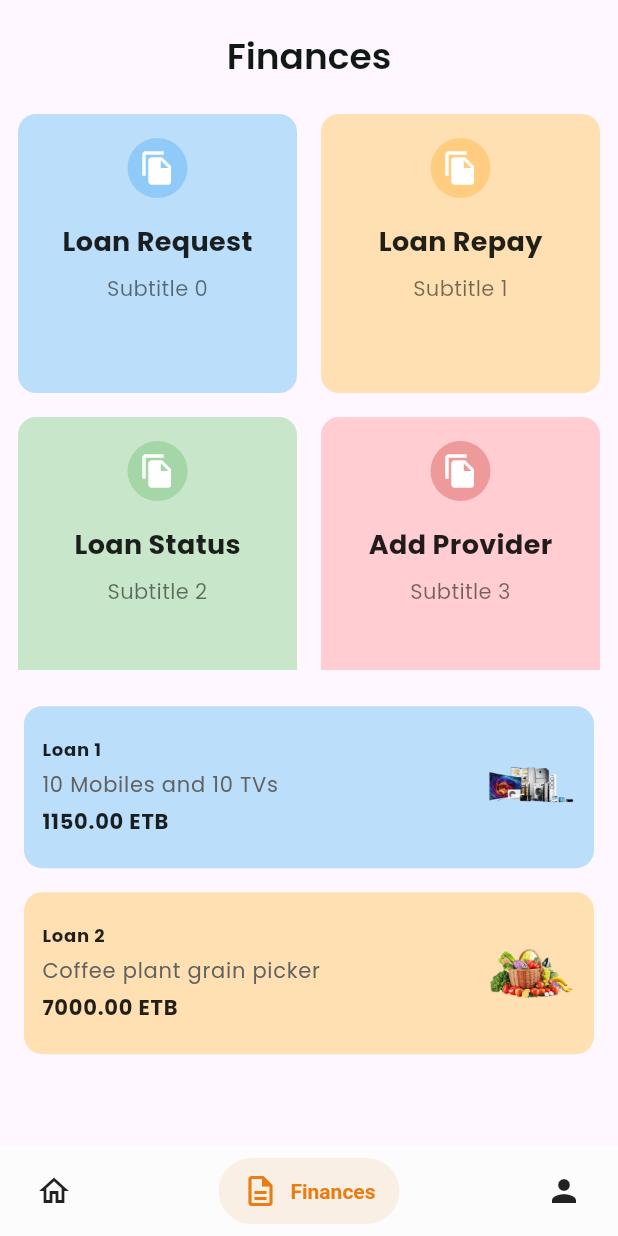
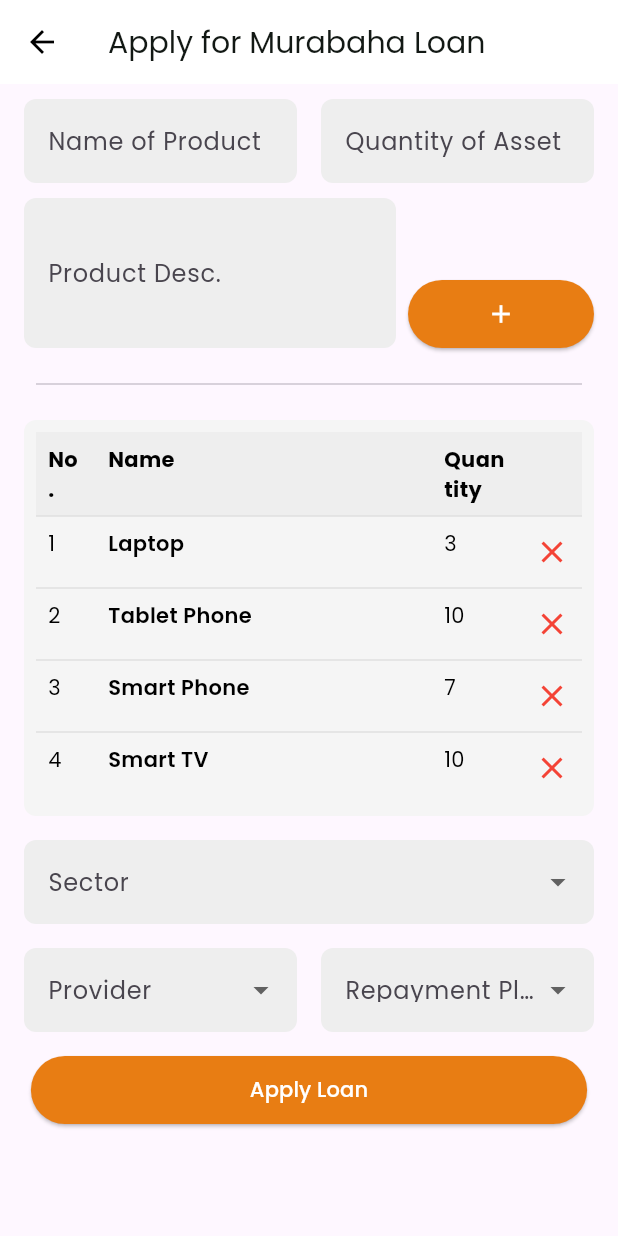
Before and after one commit to AbdulsemedM/Is-Fin, a Flutter app: the DashboardPage screen opened directly, item 2 of the bottom bar chosen, after a tap on "Loan Request", on a phone screen of 412 x 824 dp. Run offline on Flutter 3.47's test engine with Material 3 defaults, Android fonts, the phone set to English and light mode, and no system bars; drawn by our look-alikes of salomon_bottom_bar; our stand-ins replace custom_sliding_segmented_control.

Commit message:
loan application page

```diff
--- a/lib/features/finances/presentation/screens/finances_screen.dart
+++ b/lib/features/finances/presentation/screens/finances_screen.dart
@@ -2,6 +2,7 @@ import 'package:flutter/material.dart';
 import 'package:ifb_loan/app/utils/app_theme.dart';
 import 'package:ifb_loan/features/finances/presentation/widgets/finances_widget.dart';
 import 'package:ifb_loan/features/finances/presentation/widgets/loan_display_card.dart';
+import 'package:ifb_loan/features/murabaha_loan_application/presentation/screen/loan_application_screen.dart';
 
 class FinancesScreen extends StatefulWidget {
   const FinancesScreen({super.key});
@@ -64,7 +65,15 @@ class _FinancesScreenState extends State<FinancesScreen> {
                           : index == 2
                               ? Colors.green.shade100
                               : Colors.red.shade100,
-                  onTap: () {},
+                  onTap: () {
+                    if (index == 0) {
+                      Navigator.push(
+                          context,
+                          MaterialPageRoute(
+                              builder: (context) =>
+                                  const LoanApplicationScreen()));
+                    }
+                  },
                 );
               },
             ),
--- /dev/null
+++ b/lib/features/murabaha_loan_application/presentation/screen/loan_application_screen.dart
@@ -0,0 +1,282 @@
+import 'package:flutter/material.dart';
+import 'package:ifb_loan/app/app_button.dart';
+import 'package:ifb_loan/app/utils/app_colors.dart';
+import 'package:ifb_loan/app/utils/app_theme.dart';
+import 'package:ifb_loan/features/murabaha_loan_application/presentation/widgets/table_item_widget.dart';
+
+class LoanApplicationScreen extends StatefulWidget {
+  const LoanApplicationScreen({super.key});
+
+  @override
+  State<LoanApplicationScreen> createState() => _LoanApplicationScreenState();
+}
+
+class _LoanApplicationScreenState extends State<LoanApplicationScreen> {
+  var loading = false;
+  @override
+  Widget build(BuildContext context) {
+    return Scaffold(
+      appBar: AppBar(
+        title: Text(
+          "Apply for Murabaha Loan",
+          style: Theme.of(context).textTheme.displaySmall,
+        ),
+      ),
+      body: SingleChildScrollView(
+        child: Padding(
+          padding: const EdgeInsets.symmetric(horizontal: 16.0),
+          child: Column(
+            children: [
+              SizedBox(height: 10),
+              Row(
+                children: [
+                  Expanded(
+                    child: TextFormField(
+                      decoration: InputDecoration(
+                        labelText: 'Name of Product',
+                        filled: true,
+                        fillColor: Colors.grey[200],
+                        border: OutlineInputBorder(
+                          borderRadius: BorderRadius.circular(8.0),
+                          borderSide: BorderSide.none,
+                        ),
+                      ),
+                    ),
+                  ),
+                  const SizedBox(width: 16),
+                  Expanded(
+                    child: TextFormField(
+                      decoration: InputDecoration(
+                        labelText: 'Quantity of Asset',
+                        filled: true,
+                        fillColor: Colors.grey[200],
+                        border: OutlineInputBorder(
+                          borderRadius: BorderRadius.circular(8.0),
+                          borderSide: BorderSide.none,
+                        ),
+                      ),
+                    ),
+                  ),
+                ],
+              ),
+              SizedBox(height: 10),
+              Row(
+                crossAxisAlignment: CrossAxisAlignment.end,
+                children: [
+                  // Adjusting the TextFormField size
+                  Flexible(
+                    flex: 2,
+                    child: Container(
+                      constraints: BoxConstraints(
+                          maxHeight: 100), // Limit max height if needed
+                      child: TextFormField(
+                        maxLines: 3,
+                        decoration: InputDecoration(
+                          labelText: 'Product Desc.',
+                          filled: true,
+                          fillColor: Colors.grey[200],
+                          border: OutlineInputBorder(
+                            borderRadius: BorderRadius.circular(8.0),
+                            borderSide: BorderSide.none,
+                          ),
+                        ),
+                      ),
+                    ),
+                  ),
+                  const SizedBox(width: 8), // Adjust spacing between widgets
+                  // Adjusting button size
+                  Flexible(
+                    flex: 1,
+                    child: MyButton(
+                      backgroundColor: loading
+                          ? AppColors.iconColor
+                          : AppColors.primaryDarkColor,
+                      onPressed: loading
+                          ? () {}
+                          : () {
+                              setState(() {
+                                loading = true;
+                              });
+                            },
+                      buttonText: loading
+                          ? SizedBox(
+                              height: 20,
+                              width: 20,
+                              child: const CircularProgressIndicator(
+                                strokeWidth: 2,
+                                color: AppColors.primaryColor,
+                              ),
+                            )
+                          : const Icon(
+                              Icons.add_outlined,
+                              color: Colors.white,
+                              size: 20, // Smaller icon size
+                            ),
+                    ),
+                  ),
+                ],
+              ),
+              Padding(
+                padding:
+                    const EdgeInsets.symmetric(horizontal: 8.0, vertical: 16),
+                child: Divider(),
+              ),
+              TableWidget(
+                items: [
+                  TableItem(
+                    name: 'Laptop',
+                    quantity: 3,
+                    onDelete: () {
+                      print("Delete Laptop");
+                    },
+                  ),
+                  TableItem(
+                    name: 'Tablet Phone',
+                    quantity: 10,
+                    onDelete: () {
+                      print("Delete Tablet Phone");
+                    },
+                  ),
+                  TableItem(
+                    name: 'Smart Phone',
+                    quantity: 7,
+                    onDelete: () {
+                      print("Delete Smart Phone");
+                    },
+                  ),
+                  TableItem(
+                    name: 'Smart TV',
+                    quantity: 10,
+                    onDelete: () {
+                      print("Delete Smart TV");
+                    },
+                  ),
+                ],
+              ),
+              SizedBox(height: 16),
+              DropdownButtonFormField<String>(
+                decoration: InputDecoration(
+                  labelText: 'Sector',
+                  filled: true,
+                  fillColor: Colors.grey[200],
+                  border: OutlineInputBorder(
+                    borderRadius: BorderRadius.circular(8.0),
+                    borderSide: BorderSide.none,
+                  ),
+                ),
+                items: [
+                  DropdownMenuItem(
+                    value: 'Driver\'s License',
+                    child: Text('Driver\'s License'),
+                  ),
+                  DropdownMenuItem(
+                    value: 'Passport',
+                    child: Text('Passport'),
+                  ),
+                  DropdownMenuItem(
+                    value: 'National ID',
+                    child: Text('National ID'),
+                  ),
+                ],
+                onChanged: (value) {
+                  // Handle value change
+                },
+              ),
+              const SizedBox(height: 16),
+              Row(
+                children: [
+                  Expanded(
+                    child: DropdownButtonFormField<String>(
+                      decoration: InputDecoration(
+                        labelText: 'Provider',
+                        filled: true,
+                        fillColor: Colors.grey[200],
+                        border: OutlineInputBorder(
+                          borderRadius: BorderRadius.circular(8.0),
+                          borderSide: BorderSide.none,
+                        ),
+                      ),
+                      items: [
+                        DropdownMenuItem(
+                          value: 'Driver\'s License',
+                          child: Text('Driver\'s License'),
+                        ),
+                        DropdownMenuItem(
+                          value: 'Passport',
+                          child: Text('Passport'),
+                        ),
+                        DropdownMenuItem(
+                          value: 'National ID',
+                          child: Text('National ID'),
+                        ),
+                      ],
+                      onChanged: (value) {
+                        // Handle value change
+                      },
+                    ),
+                  ),
+                  const SizedBox(width: 16),
+                  Expanded(
+                    child: DropdownButtonFormField<String>(
+                      decoration: InputDecoration(
+                        labelText: 'Repayment Plan',
+                        filled: true,
+                        fillColor: Colors.grey[200],
+                        border: OutlineInputBorder(
+                          borderRadius: BorderRadius.circular(8.0),
+                          borderSide: BorderSide.none,
+                        ),
+                      ),
+                      items: [
+                        DropdownMenuItem(
+                          value: 'Driver\'s License',
+                          child: Text('Driver\'s License'),
+                        ),
+                        DropdownMenuItem(
+                          value: 'Passport',
+                          child: Text('Passport'),
+                        ),
+                        DropdownMenuItem(
+                          value: 'National ID',
+                          child: Text('National ID'),
+                        ),
+                      ],
+                      onChanged: (value) {
+                        // Handle value change
+                      },
+                    ),
+                  ),
+                ],
+              ),
+              SizedBox(height: 16),
+              MyButton(
+                  backgroundColor: loading
+                      ? AppColors.iconColor
+                      : AppColors.primaryDarkColor,
+                  onPressed: loading
+                      ? () {}
+                      : () {
+                          setState(() {
+                            loading = true;
+                          });
+                        },
+                  buttonText: loading
+                      ? SizedBox(
+                          height: ScreenConfig.screenHeight * 0.02,
+                          width: ScreenConfig.screenHeight * 0.02,
+                          child: const CircularProgressIndicator(
+                            strokeWidth: 3,
+                            color: AppColors.primaryColor,
+                          ),
+                        )
+                      : const Text(
+                          "Apply Loan",
+                          style: TextStyle(color: Colors.white),
+                        )),
+            ],
+          ),
+        ),
+      ),
+    );
+  }
+}
--- /dev/null
+++ b/lib/features/murabaha_loan_application/presentation/widgets/table_item_widget.dart
@@ -0,0 +1,91 @@
+import 'package:flutter/material.dart';
+
+class TableItem {
+  final String name;
+  final int quantity;
+  final VoidCallback onDelete;
+
+  TableItem({
+    required this.name,
+    required this.quantity,
+    required this.onDelete,
+  });
+}
+
+class TableWidget extends StatelessWidget {
+  final List<TableItem> items;
+
+  const TableWidget({
+    Key? key,
+    required this.items,
+  }) : super(key: key);
+
+  @override
+  Widget build(BuildContext context) {
+    return Container(
+      padding: const EdgeInsets.all(8.0),
+      decoration: BoxDecoration(
+        color: Colors.grey[100],
+        borderRadius: BorderRadius.circular(8),
+      ),
+      child: Table(
+        columnWidths: const {
+          0: FixedColumnWidth(40.0),
+          1: FlexColumnWidth(),
+          2: FixedColumnWidth(60.0),
+          3: FixedColumnWidth(40.0),
+        },
+        border: TableBorder(
+          horizontalInside: BorderSide(color: Colors.grey[300]!),
+        ),
+        children: [
+          // Table header
+          TableRow(
+            decoration: BoxDecoration(color: Colors.grey[200]),
+            children: [
+              Padding(
+                padding: const EdgeInsets.all(8.0),
+                child:
+                    Text('No.', style: TextStyle(fontWeight: FontWeight.bold)),
+              ),
+              Padding(
+                padding: const EdgeInsets.all(8.0),
+                child:
+                    Text('Name', style: TextStyle(fontWeight: FontWeight.bold)),
+              ),
+              Padding(
+                padding: const EdgeInsets.all(8.0),
+                child: Text('Quantity',
+                    style: TextStyle(fontWeight: FontWeight.bold)),
+              ),
+              SizedBox(width: 40), // For delete icon spacing
+            ],
+          ),
+          // Table rows
+          for (int i = 0; i < items.length; i++)
+            TableRow(
+              children: [
+                Padding(
+                  padding: const EdgeInsets.all(8.0),
+                  child: Text((i + 1).toString()), // Auto-generated number
+                ),
+                Padding(
+                  padding: const EdgeInsets.all(8.0),
+                  child: Text(items[i].name,
+                      style: TextStyle(fontWeight: FontWeight.w600)),
+                ),
+                Padding(
+                  padding: const EdgeInsets.all(8.0),
+                  child: Text(items[i].quantity.toString()),
+                ),
+                IconButton(
+                  icon: Icon(Icons.close, color: Colors.red),
+                  onPressed: items[i].onDelete,
+                ),
+              ],
+            ),
+        ],
+      ),
+    );
+  }
+}
--- a/lib/features/profile/presentation/screens/profile_screen.dart
+++ b/lib/features/profile/presentation/screens/profile_screen.dart
@@ -17,6 +17,7 @@ class ProfileScreen extends StatefulWidget {
 }
 
 class _ProfileScreenState extends State<ProfileScreen> {
+  var loading = false;
   @override
   Widget build(BuildContext context) {
     return Column(
@@ -99,14 +100,29 @@ class _ProfileScreenState extends State<ProfileScreen> {
                     "If you are here as a product seller and wanted to fill a form or check status please click the button bellow"),
               ),
               MyButton(
-                  height: ScreenConfig.screenHeight * 0.06,
-                  width: ScreenConfig.screenWidth * 0.9,
-                  backgroundColor: AppColors.primaryDarkColor,
-                  onPressed: () {},
-                  buttonText: Text(
-                    "Click-Here",
-                    style: TextStyle(color: Colors.white),
-                  ))
+                  backgroundColor: loading
+                      ? AppColors.iconColor
+                      : AppColors.primaryDarkColor,
+                  onPressed: loading
+                      ? () {}
+                      : () {
+                          setState(() {
+                            loading = true;
+                          });
+                        },
+                  buttonText: loading
+                      ? SizedBox(
+                          height: ScreenConfig.screenHeight * 0.02,
+                          width: ScreenConfig.screenHeight * 0.02,
+                          child: const CircularProgressIndicator(
+                            strokeWidth: 3,
+                            color: AppColors.primaryColor,
+                          ),
+                        )
+                      : const Text(
+                          "Click Here",
+                          style: TextStyle(color: Colors.white),
+                        )),
             ],
           ),
         )
```
